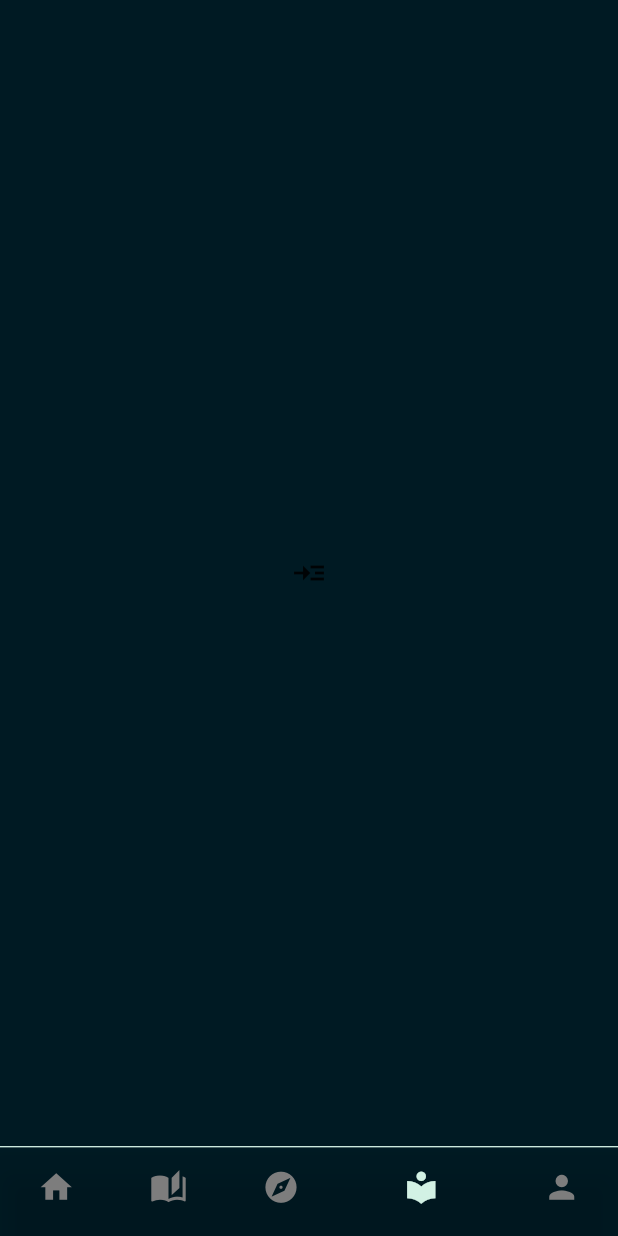
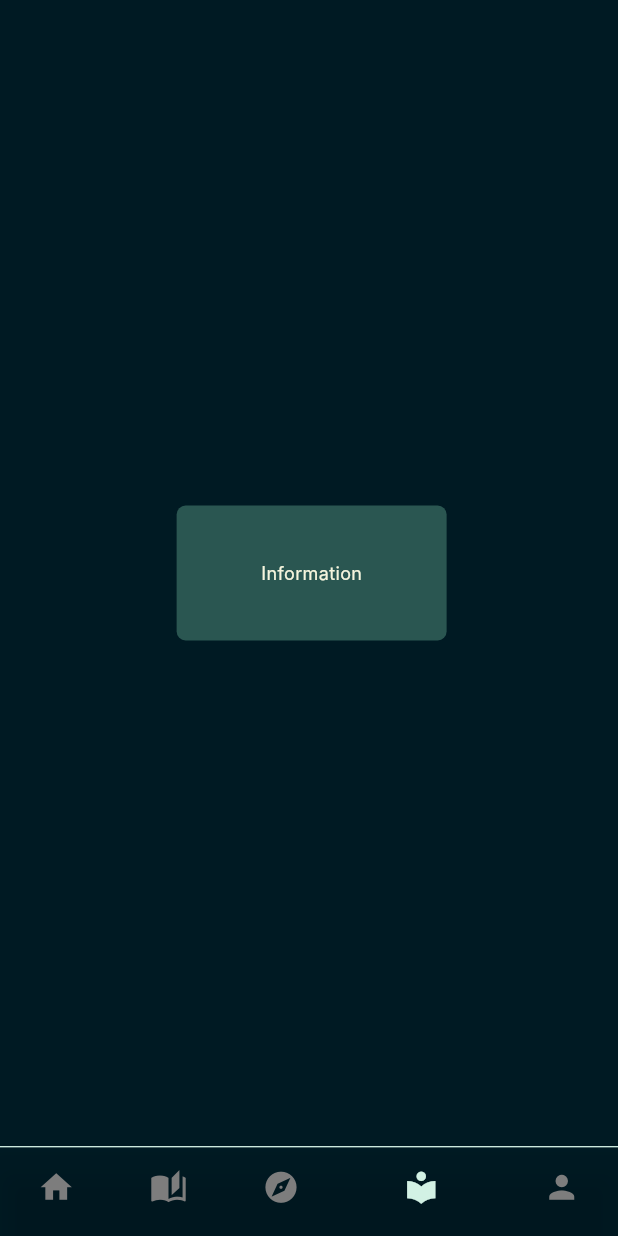
Before and after one commit to SamerSawan/Papyrus_v2, a Flutter app: the NavigationBar screen opened directly, item 4 of the bottom bar chosen, on a phone screen of 412 x 824 dp. Run offline on Flutter 3.47's test engine with Material 3 defaults, Android fonts, the phone set to English and light mode, and no system bars; network calls fail; Roboto replaces fonts that are missing (Inter).

```diff
--- a/lib/nav_bar.dart
+++ b/lib/nav_bar.dart
@@ -1,4 +1,5 @@
 import 'package:flutter/material.dart';
+import 'package:papyrus/screens/widgets/information_box.dart';
 
 class NavigationBar extends StatefulWidget {
   const NavigationBar({super.key});
@@ -14,7 +15,7 @@ List<Widget> body = const [
   Icon(Icons.home),
   Icon(Icons.book_online),
   Icon(Icons.compass_calibration),
-  Icon(Icons.read_more),
+  InformationBox(),
   Icon(Icons.person)
 ];
   @override
@@ -80,7 +81,6 @@ void main() {
     ),
     home: const Scaffold(
       body: NavigationBar()
-        ,
       ),
     ),
   );
```
Also changed, not shown: lib/screens/book_club_screen/book_club_screen.dart (added).
